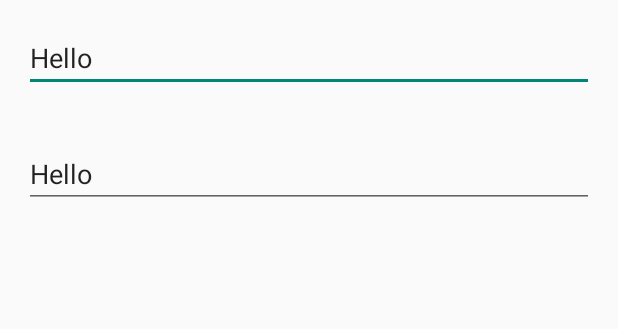
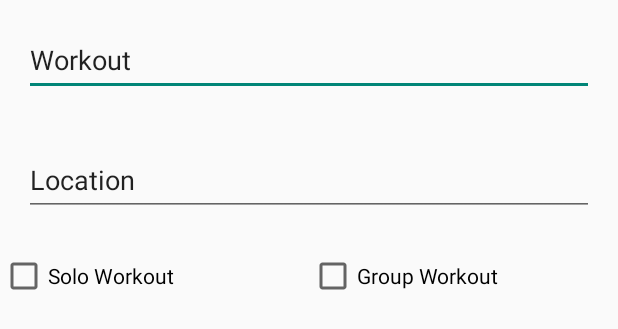
Before and after one commit to Grahbo/FitnessApplication, an Android app: the layout editor_fragment.xml on its own in the app's theme, with its tools: preview values and no code run, on a phone screen of 412 x 824 dp. Shown: the top 329 px of the screen. Run offline under Robolectric (Android 15) with nearby library versions, the phone set to English and light mode, and no system bars.

Commit message:
Working on setting the date Working on the check boxes for solo or group fitness

```diff
--- a/app/build.gradle
+++ b/app/build.gradle
@@ -11,7 +11,7 @@ android {
 
     defaultConfig {
         applicationId "com.bignerdranch.android.FitnessApplication"
-        minSdk 21
+        minSdk 26
         targetSdk 30
         versionCode 1
         versionName "1.0"
--- a/app/src/main/java/com/bignerdranch/android/FitnessApplication/EditorFragment.kt
+++ b/app/src/main/java/com/bignerdranch/android/FitnessApplication/EditorFragment.kt
@@ -64,7 +64,7 @@ class EditorFragment : Fragment() {
             val cursorPosition = savedInstanceState?.getInt(CURSOR_POSITION_KEY) ?: 0
             binding.editorworkout.setText(savedString?: it.text)
             binding.editorworkout.setSelection(cursorPosition)
-            binding.editorlocation.setText(savedString?: it.text)
+            binding.editorlocation.setText(savedString?: it.location)
             binding.editorlocation.setSelection(cursorPosition)
         })
         viewModel.getWorkOutById(args.workOutId)
@@ -81,11 +81,13 @@ class EditorFragment : Fragment() {
 
     private fun saveAndReturn(): Boolean {
 
+        //hide keyboard after edit and fragment has closed
         val imm = requireActivity()
             .getSystemService(Activity.INPUT_METHOD_SERVICE)as InputMethodManager
         imm.hideSoftInputFromWindow(binding.root.windowToken, 0)
 
         viewModel.currentWorkOut.value?.text = binding.editorworkout.text.toString()
+        viewModel.currentWorkOut.value?.location = binding.editorlocation.text.toString()
         viewModel.updateNote()
 
         findNavController().navigateUp()
--- a/app/src/main/java/com/bignerdranch/android/FitnessApplication/EditorViewModel.kt
+++ b/app/src/main/java/com/bignerdranch/android/FitnessApplication/EditorViewModel.kt
@@ -31,6 +31,7 @@ class EditorViewModel(app: Application) : AndroidViewModel(app) {
     fun updateNote() {
         currentWorkOut.value?.let{
             it.text = it.text.trim()
+            it.location = it.location.trim()
             if(it.id == NEW_WORKOUT_ID && it.text.isEmpty()){
                 return
             }
--- a/app/src/main/java/com/bignerdranch/android/FitnessApplication/MainFragment.kt
+++ b/app/src/main/java/com/bignerdranch/android/FitnessApplication/MainFragment.kt
@@ -114,7 +114,4 @@ class MainFragment : Fragment(),
         }
         super.onSaveInstanceState(outState)
     }
-
-
-
 }
--- a/app/src/main/java/com/bignerdranch/android/FitnessApplication/WorkOutListAdapter.kt
+++ b/app/src/main/java/com/bignerdranch/android/FitnessApplication/WorkOutListAdapter.kt
@@ -6,6 +6,7 @@ import android.view.ViewGroup
 import androidx.recyclerview.widget.RecyclerView
 import com.bignerdranch.android.FitnessApplication.data.WorkOutEntity
 import com.bignerdranch.android.FitnessApplication.databinding.ListItemBinding
+import java.time.format.DateTimeFormatter
 
 class WorkOutListAdapter(private val workoutsList: List<WorkOutEntity>,
                          private val listener: ListItemListener
@@ -33,6 +34,7 @@ class WorkOutListAdapter(private val workoutsList: List<WorkOutEntity>,
         with(holder.binding) {
             titleText.text = workout.text
             dateText.text = workout.date.toString()
+            placeText.text = workout.location
             root.setOnClickListener{
                 listener.editWorkOut(workout.id)
             }
--- a/app/src/main/java/com/bignerdranch/android/FitnessApplication/data/WorkOutDao.kt
+++ b/app/src/main/java/com/bignerdranch/android/FitnessApplication/data/WorkOutDao.kt
@@ -28,5 +28,5 @@ interface WorkOutDao {
     fun deleteAllWorkOuts(): Int
 
     @Delete
-    fun deleteWorkOut(it: WorkOutEntity)
+    fun deleteWorkOut(workOut: WorkOutEntity)
 }
--- a/app/src/main/res/layout/editor_fragment.xml
+++ b/app/src/main/res/layout/editor_fragment.xml
@@ -17,9 +17,10 @@
             android:layout_margin="16dp"
             android:hint="@string/enter_workout"
             android:inputType="textCapSentences|textMultiLine"
+            android:minHeight="48dp"
             android:textAppearance="@style/TextAppearance.AppCompat.Medium"
             tools:ignore="Autofill"
-            tools:text="Hello" />
+            tools:text="Workout" />
 
         <EditText
             android:id="@+id/editorlocation"
@@ -28,9 +29,30 @@
             android:layout_margin="16dp"
             android:hint="@string/enter_location"
             android:inputType="textCapSentences|textMultiLine"
+            android:minHeight="48dp"
             android:textAppearance="@style/TextAppearance.AppCompat.Medium"
             tools:ignore="Autofill"
-            tools:text="Hello" />
+            tools:text="Location" />
+
+        <LinearLayout
+            android:layout_width="match_parent"
+            android:layout_height="48dp"
+            android:orientation="horizontal">
+
+            <CheckBox
+                android:id="@+id/solo"
+                android:layout_width="match_parent"
+                android:layout_height="match_parent"
+                android:layout_weight="1"
+                android:text="@string/solo_check" />
+
+            <CheckBox
+                android:id="@+id/group"
+                android:layout_width="match_parent"
+                android:layout_height="wrap_content"
+                android:layout_weight="1"
+                android:text="@string/group_check" />
+        </LinearLayout>
 
 
     </LinearLayout>
--- a/app/src/main/res/values/strings.xml
+++ b/app/src/main/res/values/strings.xml
@@ -8,4 +8,6 @@
     <string name="delete_all_data">Delete all data</string>
     <string name="new_workout">New workout</string>
     <string name="edit_workout">Edit workout</string>
+    <string name="solo_check">Solo Workout</string>
+    <string name="group_check">Group Workout</string>
 </resources>
```
Also changed, not shown: app/src/main/java/com/bignerdranch/android/FitnessApplication/data/WorkOutEntity.kt (+4 -3 lines).
